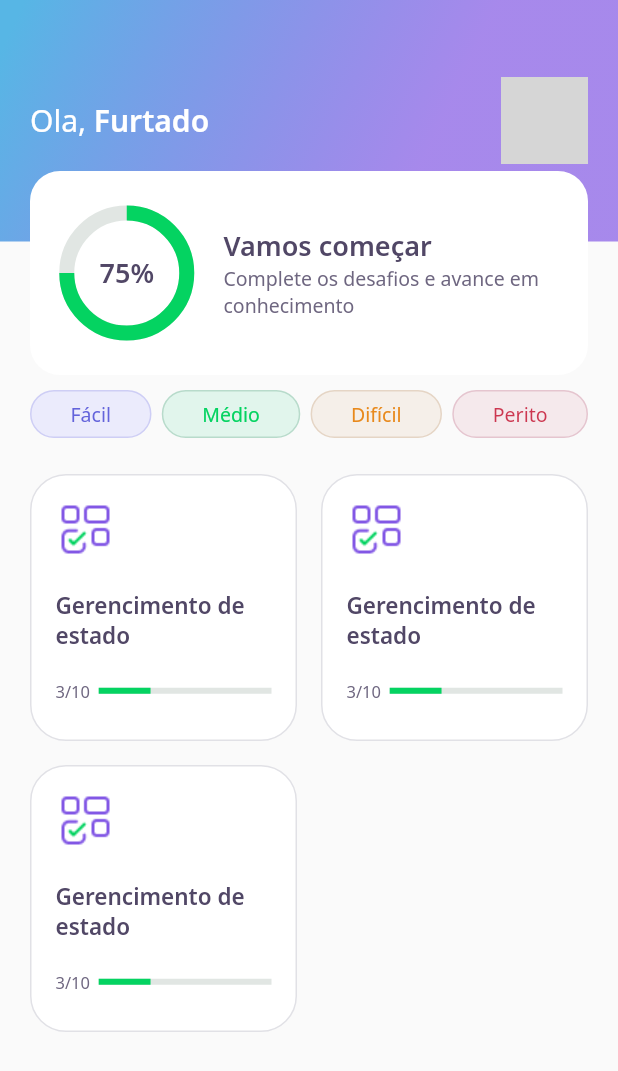
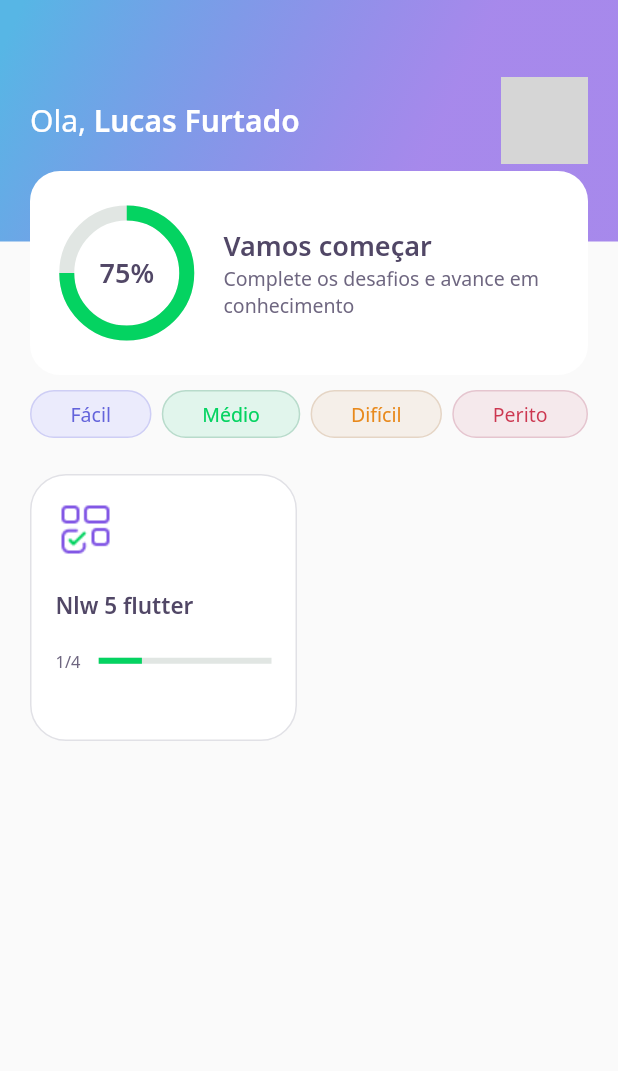
Before and after one commit to furtado3g/devquiz, a Flutter app: the HomePage screen opened directly, on a phone screen of 412 x 824 dp. Shown: the top 1071 px of the screen. Run offline on Flutter 3.47's test engine with Material 2 defaults, Android fonts, the phone set to English and light mode, and no system bars; our stand-ins replace google_fonts; accounts and stored records are empty; network calls fail; grey boxes are pictures that could not be loaded.

Commit message:
Aula 3 Nlw 5 Flutter

```diff
--- /dev/null
+++ b/assets/database/quizzes.json
@@ -0,0 +1,82 @@
+[
+  {
+    "title": "Nlw 5 flutter",
+    "imagem": "blocks",
+    "questionAwnsered": 1,
+    "level": "facil",
+    "questions": [
+      {
+        "title": "Esta Curtindo o flutter?",
+        "awnsers": [
+          {
+            "title": "Estou Curtindo"
+          },
+          {
+            "title": "Amando flutter",
+            "isRigth": true
+          },
+          {
+            "title": "Muito top"
+          },
+          {
+            "title": "Show de bola"
+          }
+        ]
+      },
+      {
+        "title": "Esta Curtindo o flutter?",
+        "awnsers": [
+          {
+            "title": "Estou Curtindo"
+          },
+          {
+            "title": "Amando flutter",
+            "isRigth": true
+          },
+          {
+            "title": "Muito top"
+          },
+          {
+            "title": "Show de bola"
+          }
+        ]
+      },
+      {
+        "title": "Esta Curtindo o flutter?",
+        "awnsers": [
+          {
+            "title": "Estou Curtindo"
+          },
+          {
+            "title": "Amando flutter",
+            "isRigth": true
+          },
+          {
+            "title": "Muito top"
+          },
+          {
+            "title": "Show de bola"
+          }
+        ]
+      },
+      {
+        "title": "Esta Curtindo o flutter?",
+        "awnsers": [
+          {
+            "title": "Estou Curtindo"
+          },
+          {
+            "title": "Amando flutter",
+            "isRigth": true
+          },
+          {
+            "title": "Muito top"
+          },
+          {
+            "title": "Show de bola"
+          }
+        ]
+      }
+    ]
+  }
+]
--- /dev/null
+++ b/assets/database/user.json
@@ -0,0 +1,5 @@
+{
+  "name": "Lucas Furtado",
+  "score": 75,
+  "photoUrl": "https://avatars.githubusercontent.com/u/25510566?v=4"
+}
--- a/lib/core/app_widget.dart
+++ b/lib/core/app_widget.dart
@@ -9,7 +9,7 @@ class AppWidget extends StatelessWidget {
   Widget build(BuildContext context) {
     return MaterialApp(
       title: "DevQuiz",
-      home: ChalengePage(),
+      home: HomePage(),
     );
   }
 }
--- /dev/null
+++ b/lib/home/home_controller.dart
@@ -0,0 +1,28 @@
+import 'package:DevQuiz/home/home_repository.dart';
+import 'package:DevQuiz/home/home_state.dart';
+import 'package:DevQuiz/shared/models/quiz_model.dart';
+import 'package:DevQuiz/shared/models/user_model.dart';
+import 'package:flutter/foundation.dart';
+
+class HomeController {
+  final stateNotifier = ValueNotifier<HomeState>(HomeState.empty);
+  set state(HomeState state) => stateNotifier.value = state;
+  HomeState get state => stateNotifier.value;
+
+  UserModel? user;
+  List<QuizModel>? quizzes;
+
+  final repository = HomeRepository();
+
+  void getUser() async {
+    state = HomeState.loading;
+    user = await repository.getUser();
+    state = HomeState.success;
+  }
+
+  void getQuizzes() async {
+    state = HomeState.loading;
+    quizzes = await repository.getQuizzes();
+    state = HomeState.success;
+  }
+}
--- a/lib/home/home_page.dart
+++ b/lib/home/home_page.dart
@@ -1,3 +1,7 @@
+import 'package:DevQuiz/chalenge/widgets/quiz/quiz_widget.dart';
+import 'package:DevQuiz/core/app_colors.dart';
+import 'package:DevQuiz/home/home_controller.dart';
+import 'package:DevQuiz/home/home_state.dart';
 import 'package:DevQuiz/home/widget/appbar/appbar_widget.dart';
 import 'package:DevQuiz/home/widget/levelButton/level_button_widget.dart';
 import 'package:DevQuiz/home/widget/quizCard/quiz_card_widget.dart';
@@ -11,10 +15,27 @@ class HomePage extends StatefulWidget {
 }
 
 class _HomePageState extends State<HomePage> {
+  final controller = HomeController();
+
+  @override
+  void initState() {
+    super.initState();
+    controller.getUser();
+    controller.getQuizzes();
+    controller.stateNotifier.addListener(() {
+      setState(() {
+
+      });
+    });
+  }
+
   @override
   Widget build(BuildContext context) {
+    if (controller.state == HomeState.success) {
       return Scaffold(
-      appBar: AppBarWidget(),
+        appBar: AppBarWidget(
+          user: controller.user!,
+        ),
         body: Padding(
           padding: const EdgeInsets.symmetric(horizontal: 20, vertical: 10),
           child: Container(
@@ -45,11 +66,14 @@ class _HomePageState extends State<HomePage> {
                     crossAxisCount: 2,
                     crossAxisSpacing: 16,
                     mainAxisSpacing: 16,
-                  children: [
-                    QuizCardWidget(),
-                    QuizCardWidget(),
-                    QuizCardWidget(),
-                  ],
+                    children: controller.quizzes!
+                        .map((e) => QuizCardWidget(
+                              title: e.title,
+                              completed:
+                                  "${e.questionAwnsered}/${e.questions.length}",
+                              percent: e.questionAwnsered / e.questions.length,
+                            ))
+                        .toList(),
                   ),
                 )
               ],
@@ -57,5 +81,14 @@ class _HomePageState extends State<HomePage> {
           ),
         ),
       );
+    } else {
+      return Scaffold(
+        body: Center(
+          child: CircularProgressIndicator(
+            valueColor: AlwaysStoppedAnimation<Color>(AppColors.chartPrimary),
+          ),
+        ),
+      );
     }
   }
+}
--- /dev/null
+++ b/lib/home/home_state.dart
@@ -0,0 +1,6 @@
+enum HomeState {
+  success,
+  loading,
+  error,
+  empty,
+}
--- a/lib/home/widget/appbar/appbar_widget.dart
+++ b/lib/home/widget/appbar/appbar_widget.dart
@@ -1,9 +1,11 @@
 import 'package:DevQuiz/core/core.dart';
 import 'package:DevQuiz/home/widget/scorecard/score_card_widget.dart';
+import 'package:DevQuiz/shared/models/user_model.dart';
 import 'package:flutter/material.dart';
 
 class AppBarWidget extends PreferredSize {
-  AppBarWidget()
+  final UserModel user;
+  AppBarWidget({required this.user})
       : super(
             preferredSize: Size.fromHeight(250),
             child: Container(
@@ -23,7 +25,7 @@ class AppBarWidget extends PreferredSize {
                               text: "Ola, ",
                               children: [
                                 TextSpan(
-                                    text: "Furtado",
+                                    text: user.name,
                                     style: AppTextStyles.titleBold)
                               ])),
                           Container(
@@ -33,14 +35,17 @@ class AppBarWidget extends PreferredSize {
                               borderRadius: BorderRadius.circular(10),
                               image: DecorationImage(
                                 image: NetworkImage(
-                                    "https://avatars.githubusercontent.com/u/25510566?s=400&u=30776b634bd04e8fbbb9a858b00d3bbbba9b1141&v=4"),
+                                  user.photoUrl,
+                                ),
                               ),
                             ),
                           )
                         ],
                       ),
                     ),
-                    Align(alignment: Alignment(0.0,1.0),child: ScoreCardWidget())
+                    Align(
+                        alignment: Alignment(0.0, 1.0),
+                        child: ScoreCardWidget())
                   ],
                 )));
 }
--- a/lib/home/widget/quizCard/quiz_card_widget.dart
+++ b/lib/home/widget/quizCard/quiz_card_widget.dart
@@ -1,11 +1,21 @@
+import 'package:flutter/material.dart';
+
 import 'package:DevQuiz/core/app_colors.dart';
 import 'package:DevQuiz/core/app_images.dart';
 import 'package:DevQuiz/core/app_text_styles.dart';
 import 'package:DevQuiz/shared/widgets/progressIndicator/progress_indicator_widget.dart';
-import 'package:flutter/material.dart';
 
 class QuizCardWidget extends StatelessWidget {
-  const QuizCardWidget({Key? key}) : super(key: key);
+  final String title;
+  final String completed;
+  final double percent;
+
+  const QuizCardWidget({
+    Key? key,
+    required this.title,
+    required this.completed,
+    required this.percent,
+  }) : super(key: key);
 
   @override
   Widget build(BuildContext context) {
@@ -30,7 +40,7 @@ class QuizCardWidget extends StatelessWidget {
             height: 20,
           ),
           Text(
-            "Gerencimento de estado",
+            title,
             style: AppTextStyles.heading15,
           ),
           SizedBox(
@@ -41,14 +51,14 @@ class QuizCardWidget extends StatelessWidget {
               Expanded(
                 flex: 1,
                 child: Text(
-                  "3/10",
+                  completed,
                   style: AppTextStyles.body11,
                 ),
               ),
               Expanded(
                 flex: 4,
                 child: ProgressIndicatorWidget(
-                  value: 0.3,
+                  value: percent,
                 ),
               )
             ],
--- /dev/null
+++ b/lib/shared/models/quiz_model.dart
@@ -0,0 +1,69 @@
+import 'dart:convert';
+
+import 'package:DevQuiz/shared/models/question_model.dart';
+
+enum Level {
+  facil,
+  medio,
+  dificil,
+  perito,
+}
+
+extension LevelStringExt on String {
+  Level get levelParse => {
+        "facil": Level.facil,
+        "medio": Level.medio,
+        "dificil": Level.dificil,
+        "perito": Level.perito
+      }[this]!;
+}
+
+extension LevelExt on Level {
+  String get parse => {
+        Level.facil : "facil",
+        Level.medio : "medio",
+        Level.dificil : "dificil",
+        Level.perito : "perito"
+      }[this]!;
+}
+
+class QuizModel {
+  final String title;
+  final List<QuestionModel> questions;
+  final int questionAwnsered;
+  final String imagem;
+  final Level level;
+
+  QuizModel(
+      {required this.title,
+      required this.questions,
+      this.questionAwnsered = 0,
+      required this.imagem,
+      required this.level});
+
+  Map<String, dynamic> toMap() {
+    return {
+      'title': title,
+      'questions': questions.map((x) => x.toMap()).toList(),
+      'questionAwnsered': questionAwnsered,
+      'imagem': imagem,
+      'level': level.parse
+    };
+  }
+
+  factory QuizModel.fromMap(Map<String, dynamic> map) {
+    return QuizModel(
+      title: map['title'],
+      questions: List<QuestionModel>.from(
+          map['questions'].map((x) => QuestionModel.fromMap(x))),
+      questionAwnsered: map['questionAwnsered'],
+      imagem: map['imagem'],
+      level: map['level'].toString().levelParse,
+    );
+  }
+
+  String toJson() => json.encode(toMap());
+
+  factory QuizModel.fromJson(String source) =>
+      QuizModel.fromMap(json.decode(source));
+}
--- /dev/null
+++ b/lib/shared/models/user_model.dart
@@ -0,0 +1,62 @@
+import 'dart:convert';
+
+class UserModel {
+  final String name;
+  final String photoUrl;
+  final int score;
+
+  UserModel({
+    required this.name,
+    required this.photoUrl,
+    this.score = 0,
+  });
+
+
+  UserModel copyWith({
+    String? name,
+    String? photoUrl,
+    int? score,
+  }) {
+    return UserModel(
+      name: name ?? this.name,
+      photoUrl: photoUrl ?? this.photoUrl,
+      score: score ?? this.score,
+    );
+  }
+
+  Map<String, dynamic> toMap() {
+    return {
+      'name': name,
+      'photoUrl': photoUrl,
+      'score': score,
+    };
+  }
+
+  factory UserModel.fromMap(Map<String, dynamic> map) {
+    return UserModel(
+      name: map['name'],
+      photoUrl: map['photoUrl'],
+      score: map['score'],
+    );
+  }
+
+  String toJson() => json.encode(toMap());
+
+  factory UserModel.fromJson(String source) => UserModel.fromMap(json.decode(source));
+
+  @override
+  String toString() => 'UserModel(name: $name, photoUrl: $photoUrl, score: $score)';
+
+  @override
+  bool operator ==(Object other) {
+    if (identical(this, other)) return true;
+
+    return other is UserModel &&
+      other.name == name &&
+      other.photoUrl == photoUrl &&
+      other.score == score;
+  }
+
+  @override
+  int get hashCode => name.hashCode ^ photoUrl.hashCode ^ score.hashCode;
+}
--- a/pubspec.yaml
+++ b/pubspec.yaml
@@ -18,5 +18,6 @@ dev_dependencies:
 flutter:
   assets:
     - assets/images/
+    - assets/database/
 
   uses-material-design: true
```
Also changed, not shown: lib/home/home_repository.dart (added, +19 -0 lines), lib/shared/models/awnser_model.dart (added, +32 -0 lines), lib/shared/models/question_model.dart (added, +33 -0 lines). Lines whose indentation alone changed are shown as unchanged.
